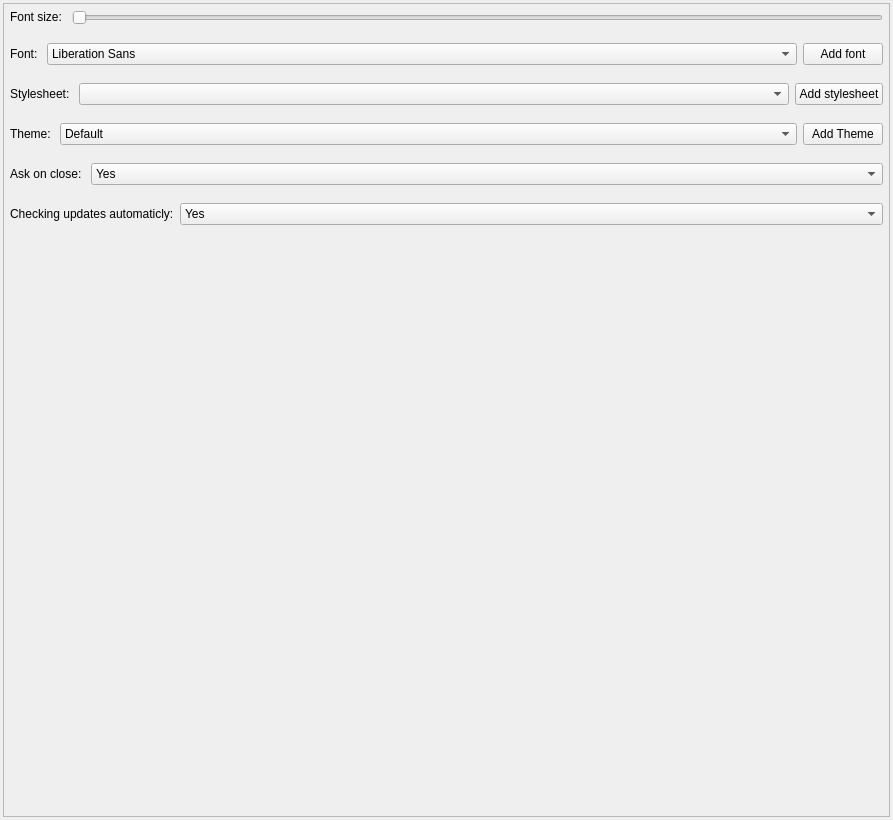
Above: libs/QtGuiFiles/UiFiles/GeneralPage.ui from krysolemur/WebScope before the change. Below: the same form after it.
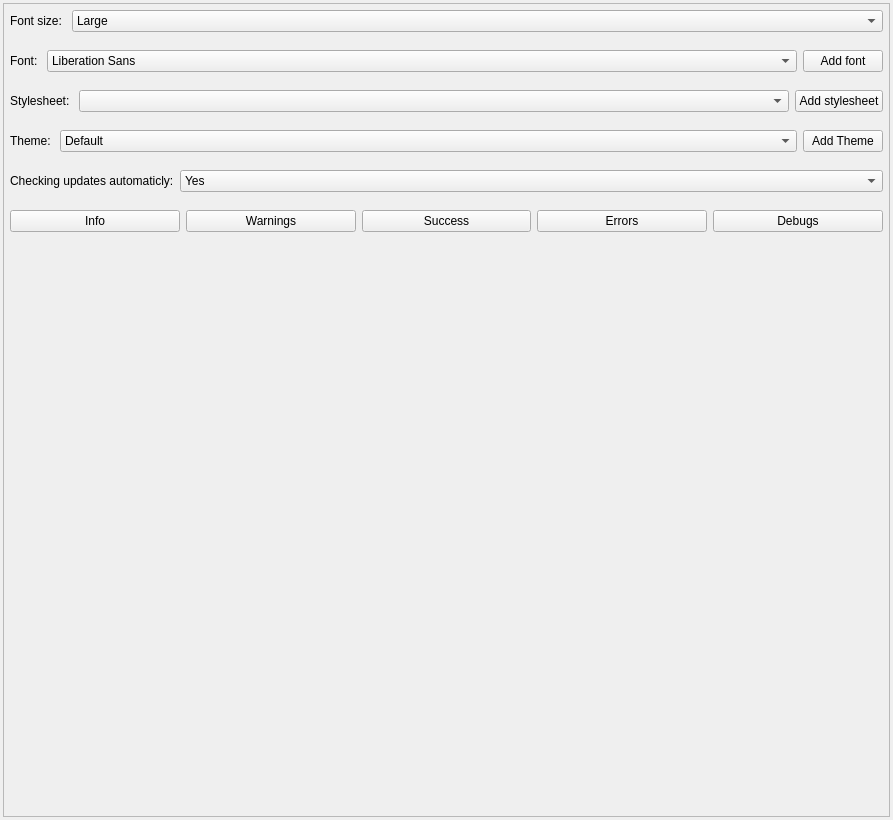
That is the form after the change.

Commit message: Added logging buttons settings.

The edit to the form file:
```diff
--- a/libs/QtGuiFiles/UiFiles/GeneralPage.ui
+++ b/libs/QtGuiFiles/UiFiles/GeneralPage.ui
@@ -87,22 +87,22 @@
           </widget>
          </item>
          <item>
-          <widget class="QSlider" name="fontSizeSlider">
-           <property name="sizePolicy">
-            <sizepolicy hsizetype="Preferred" vsizetype="Fixed">
-             <horstretch>0</horstretch>
-             <verstretch>0</verstretch>
-            </sizepolicy>
-           </property>
-           <property name="minimum">
-            <number>10</number>
-           </property>
-           <property name="maximum">
-            <number>13</number>
-           </property>
-           <property name="orientation">
-            <enum>Qt::Horizontal</enum>
-           </property>
+          <widget class="QComboBox" name="fontSizeComboBox">
+           <item>
+            <property name="text">
+             <string>Large</string>
+            </property>
+           </item>
+           <item>
+            <property name="text">
+             <string>Medium (recommended)</string>
+            </property>
+           </item>
+           <item>
+            <property name="text">
+             <string>Small</string>
+            </property>
+           </item>
           </widget>
          </item>
         </layout>
@@ -284,67 +284,6 @@
          </item>
         </layout>
        </item>
-       <item>
-        <layout class="QHBoxLayout" name="askOnCloseLayout" stretch="0,1">
-         <property name="sizeConstraint">
-          <enum>QLayout::SetMaximumSize</enum>
-         </property>
-         <property name="leftMargin">
-          <number>6</number>
-         </property>
-         <property name="topMargin">
-          <number>6</number>
-         </property>
-         <property name="rightMargin">
-          <number>6</number>
-         </property>
-         <property name="bottomMargin">
-          <number>6</number>
-         </property>
-         <item>
-          <widget class="QLabel" name="askOnCloseLabel">
-           <property name="sizePolicy">
-            <sizepolicy hsizetype="Preferred" vsizetype="Fixed">
-             <horstretch>0</horstretch>
-             <verstretch>0</verstretch>
-            </sizepolicy>
-           </property>
-           <property name="text">
-            <string>Ask on close: </string>
-           </property>
-          </widget>
-         </item>
-         <item>
-          <widget class="QComboBox" name="askOnCloseComboBox">
-           <property name="sizePolicy">
-            <sizepolicy hsizetype="Preferred" vsizetype="Fixed">
-             <horstretch>0</horstretch>
-             <verstretch>0</verstretch>
-            </sizepolicy>
-           </property>
-           <property name="maxCount">
-            <number>2</number>
-           </property>
-           <property name="insertPolicy">
-            <enum>QComboBox::InsertAtBottom</enum>
-           </property>
-           <property name="sizeAdjustPolicy">
-            <enum>QComboBox::AdjustToContents</enum>
-           </property>
-           <item>
-            <property name="text">
-             <string>Yes</string>
-            </property>
-           </item>
-           <item>
-            <property name="text">
-             <string>No</string>
-            </property>
-           </item>
-          </widget>
-         </item>
-        </layout>
-       </item>
        <item>
         <layout class="QHBoxLayout" name="checkUpdatesLayout" stretch="0,1">
          <property name="leftMargin">
@@ -394,6 +333,72 @@
          </item>
         </layout>
        </item>
+       <item>
+        <layout class="QGridLayout" name="loggingLayout">
+         <property name="leftMargin">
+          <number>6</number>
+         </property>
+         <property name="topMargin">
+          <number>6</number>
+         </property>
+         <property name="rightMargin">
+          <number>6</number>
+         </property>
+         <property name="bottomMargin">
+          <number>6</number>
+         </property>
+         <item row="0" column="2">
+          <widget class="QPushButton" name="successButton">
+           <property name="text">
+            <string>Success</string>
+           </property>
+           <property name="checkable">
+            <bool>true</bool>
+           </property>
+          </widget>
+         </item>
+         <item row="0" column="0">
+          <widget class="QPushButton" name="infoButton">
+           <property name="text">
+            <string>Info</string>
+           </property>
+           <property name="checkable">
+            <bool>true</bool>
+           </property>
+          </widget>
+         </item>
+         <item row="0" column="1">
+          <widget class="QPushButton" name="warningButton">
+           <property name="text">
+            <string>Warnings</string>
+           </property>
+           <property name="checkable">
+            <bool>true</bool>
+           </property>
+          </widget>
+         </item>
+         <item row="0" column="3">
+          <widget class="QPushButton" name="errorButton">
+           <property name="text">
+            <string>Errors</string>
+           </property>
+           <property name="checkable">
+            <bool>true</bool>
+           </property>
+          </widget>
+         </item>
+         <item row="0" column="4">
+          <widget class="QPushButton" name="debugButton">
+           <property name="text">
+            <string>Debugs</string>
+           </property>
+           <property name="checkable">
+            <bool>true</bool>
+           </property>
+          </widget>
+         </item>
+        </layout>
+       </item>
        <item>
         <spacer name="layoutSpacer">
          <property name="orientation">
```
The commit also changes 17 other files.
